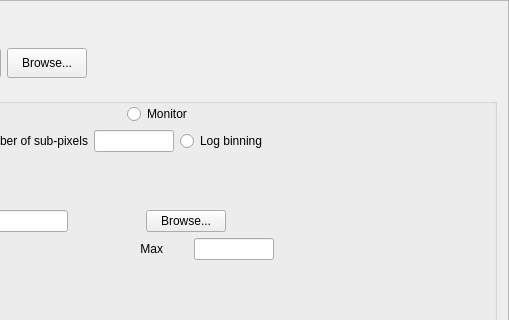
Old version of the form Code/Mantid/Scripts/Interface/ui/hfir_data_summary.ui in the repository mantidproject/mantid; both pictures show x 517 to 1026 and y 0 to 320 of the 1026 by 875 pixel window.
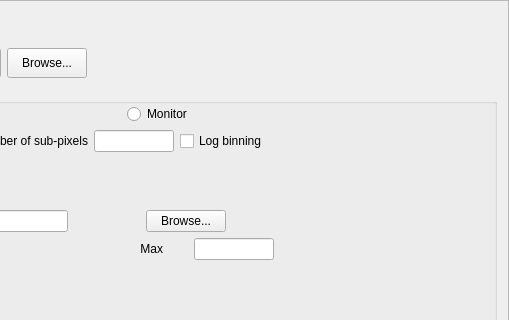
New version of the form.

Commit message: Fixed widget type. Re #2395

What changed in the file:
```diff
--- a/Code/Mantid/Scripts/Interface/ui/hfir_data_summary.ui
+++ b/Code/Mantid/Scripts/Interface/ui/hfir_data_summary.ui
@@ -386,7 +386,7 @@
           </widget>
          </item>
          <item>
-          <widget class="QRadioButton" name="log_binning_radio">
+          <widget class="QCheckBox" name="log_binning_radio">
            <property name="sizePolicy">
             <sizepolicy hsizetype="Fixed" vsizetype="Fixed">
              <horstretch>0</horstretch>
```
The commit also changes 3 other files.
